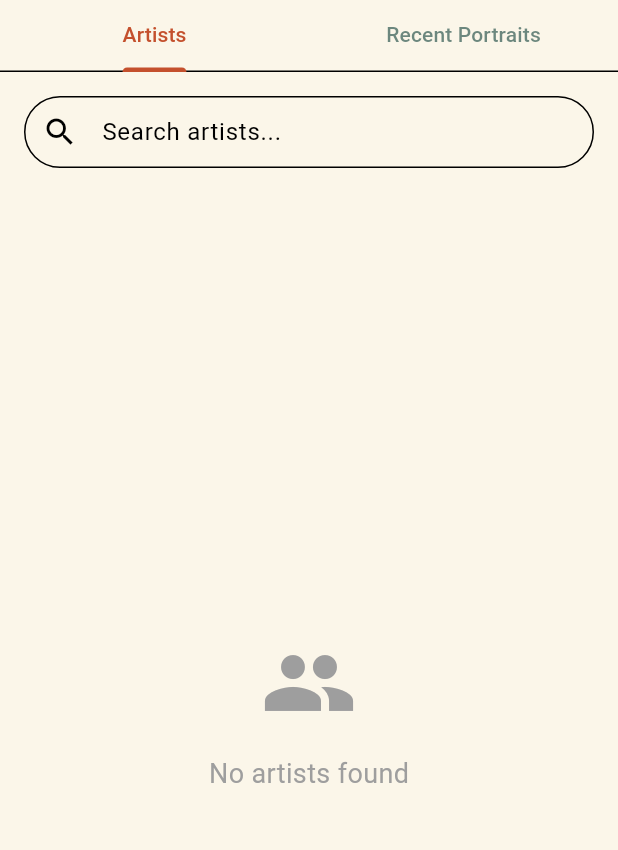
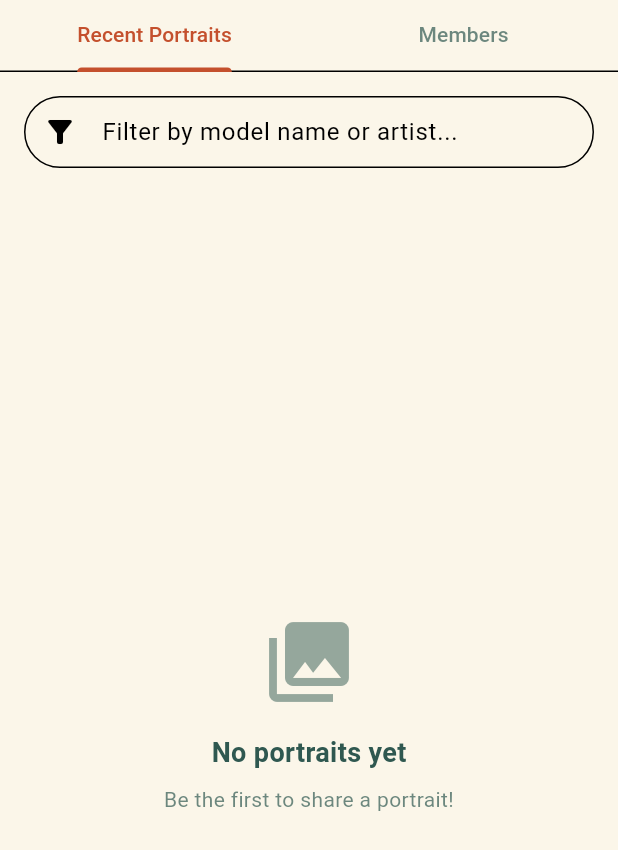
Before and after one commit to starogre/hundredheadssociety, a Flutter app: the CommunityScreen screen opened directly, on a phone screen of 412 x 824 dp. Shown: the top 850 px of the screen. Run offline on Flutter 3.47's test engine with Material 3 defaults, Android fonts, the light colour scheme and no system bars; our stand-ins replace cached_network_image, cloud_firestore, firebase_auth, firebase_core, firebase_storage, font_awesome_flutter and 2 more; missing offline and left inert: photo_manager, photo_manager_image_provider; accounts and stored records are empty.

Commit message:
Major UI/UX improvements and community features - Redesigned portrait layout: deprecated titles, artist-first design with model dates - Added model management system with dropdown selection - Enhanced community tab: Recent Portraits default, Members tab, improved search - Added full-size image viewing and profile navigation in portrait preview - Updated app updates screen with recent changes

```diff
--- a/lib/screens/app_updates_screen.dart
+++ b/lib/screens/app_updates_screen.dart
@@ -75,6 +75,21 @@ class _ChangesTab extends StatelessWidget {
           leading: Icon(Icons.check_circle, color: AppColors.forestGreen),
           title: Text('User Role Refinements'),
           subtitle: Text('Art appreciators are now auto-approved, only artists require admin approval. Updated approval workflows.'),
+        ),
+        ListTile(
+          leading: Icon(Icons.model_training, color: AppColors.forestGreen),
+          title: Text('Model Management System'),
+          subtitle: Text('Admins can now add, edit, and delete models with images and dates. Users select models from dropdown instead of typing names.'),
+        ),
+        ListTile(
+          leading: Icon(Icons.design_services, color: AppColors.forestGreen),
+          title: Text('Portrait Layout Redesign'),
+          subtitle: Text('Deprecated portrait titles, redesigned cards to show artist prominently, then model with formatted dates. Enhanced portrait preview with full-size image viewing and profile navigation.'),
+        ),
+        ListTile(
+          leading: Icon(Icons.search, color: AppColors.forestGreen),
+          title: Text('Enhanced Community Features'),
+          subtitle: Text('Improved search functionality to filter by model name or artist name. Better tab organization with Recent Portraits as default view.'),
         ),
       ],
     );
--- a/lib/screens/community_screen.dart
+++ b/lib/screens/community_screen.dart
@@ -33,7 +33,7 @@ class _CommunityScreenState extends State<CommunityScreen>
   @override
   void initState() {
     super.initState();
-    _tabController = TabController(length: 2, vsync: this);
+    _tabController = TabController(length: 2, vsync: this, initialIndex: 0); // Start on Recent tab
   }
 
   @override
@@ -68,8 +68,8 @@ class _CommunityScreenState extends State<CommunityScreen>
             unselectedLabelColor: AppColors.forestGreen.withValues(alpha: 0.7),
             indicatorColor: AppColors.rustyOrange,
             tabs: const [
-              Tab(text: 'Artists'),
               Tab(text: 'Recent Portraits'),
+              Tab(text: 'Members'),
             ],
           ),
 
@@ -77,10 +77,10 @@ class _CommunityScreenState extends State<CommunityScreen>
           Expanded(
             child: TabBarView(
               controller: _tabController,
-              children: [
-                _buildArtistsTab(),
-                _buildRecentPortraitsTab(),
-              ],
+                          children: [
+              _buildRecentPortraitsTab(),
+              _buildArtistsTab(),
+            ],
             ),
           ),
         ],
@@ -97,7 +97,7 @@ class _CommunityScreenState extends State<CommunityScreen>
           child: TextField(
             controller: _searchController,
             decoration: InputDecoration(
-              hintText: 'Search artists...',
+              hintText: 'Search members...',
               prefixIcon: const Icon(Icons.search),
               border: OutlineInputBorder(
                 borderRadius: BorderRadius.circular(25),
@@ -289,7 +289,7 @@ class _CommunityScreenState extends State<CommunityScreen>
           padding: const EdgeInsets.all(16),
           child: TextField(
             decoration: InputDecoration(
-              hintText: 'Filter by model name...',
+              hintText: 'Filter by model name or artist...',
               prefixIcon: const Icon(Icons.filter_alt),
               border: OutlineInputBorder(
                 borderRadius: BorderRadius.circular(25),
@@ -327,9 +327,13 @@ class _CommunityScreenState extends State<CommunityScreen>
                 );
               }
 
+              final allPortraits = snapshot.data!;
+              // For now, filter by model name only. Artist filtering will be handled in the UI
               final portraits = _modelNameFilter.isEmpty
-                  ? snapshot.data!
-                  : snapshot.data!.where((p) => (p.modelName ?? '').toLowerCase().contains(_modelNameFilter.toLowerCase())).toList();
+                  ? allPortraits
+                  : allPortraits.where((p) =>
+                      (p.modelName ?? '').toLowerCase().contains(_modelNameFilter.toLowerCase())
+                    ).toList();
 
               if (portraits.isEmpty) {
                 return Center(
@@ -372,6 +376,15 @@ class _CommunityScreenState extends State<CommunityScreen>
                     future: _userService.getUserById(portrait.userId),
                     builder: (context, userSnapshot) {
                       final user = userSnapshot.data;
+
+                      // Filter by both model name and artist name
+                      if (_modelNameFilter.isNotEmpty && user != null) {
+                        final artistMatch = user.name.toLowerCase().contains(_modelNameFilter.toLowerCase());
+                        final modelMatch = (portrait.modelName ?? '').toLowerCase().contains(_modelNameFilter.toLowerCase());
+                        if (!artistMatch && !modelMatch) {
+                          return const SizedBox.shrink(); // Hide this item
+                        }
+                      }
                       return GestureDetector(
                         onTap: () {
                           final currentUser = Provider.of<AuthProvider>(context, listen: false).currentUser;
```
Also changed, not shown: lib/widgets/portrait_details_dialog.dart (+87 -2 lines).
